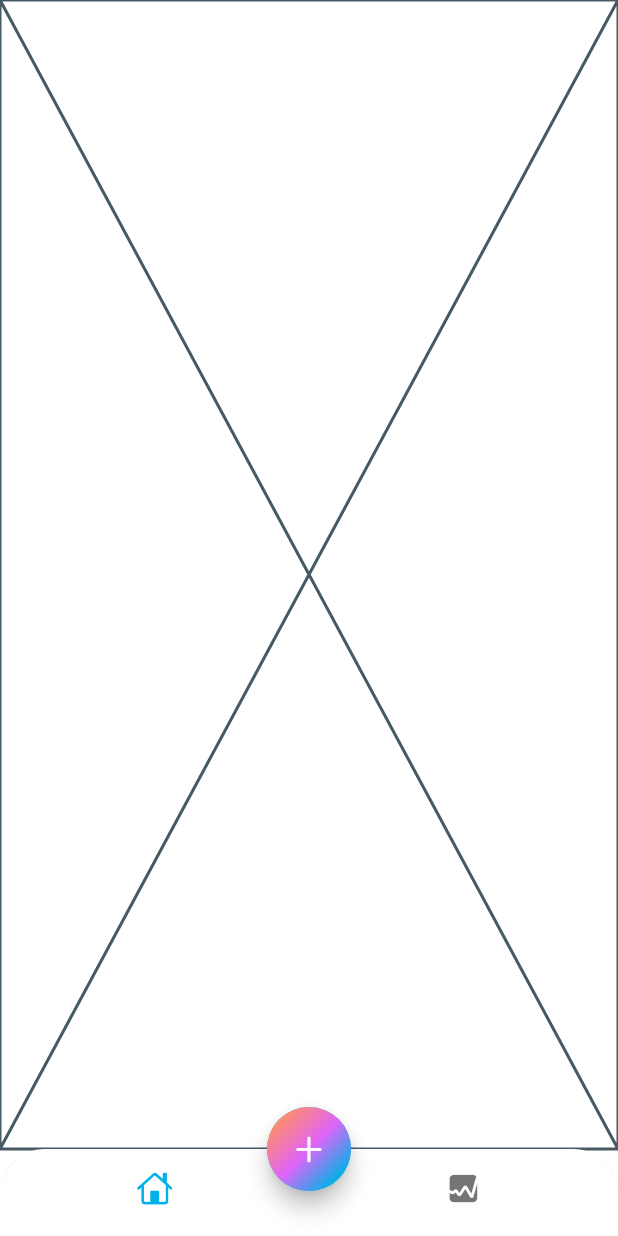
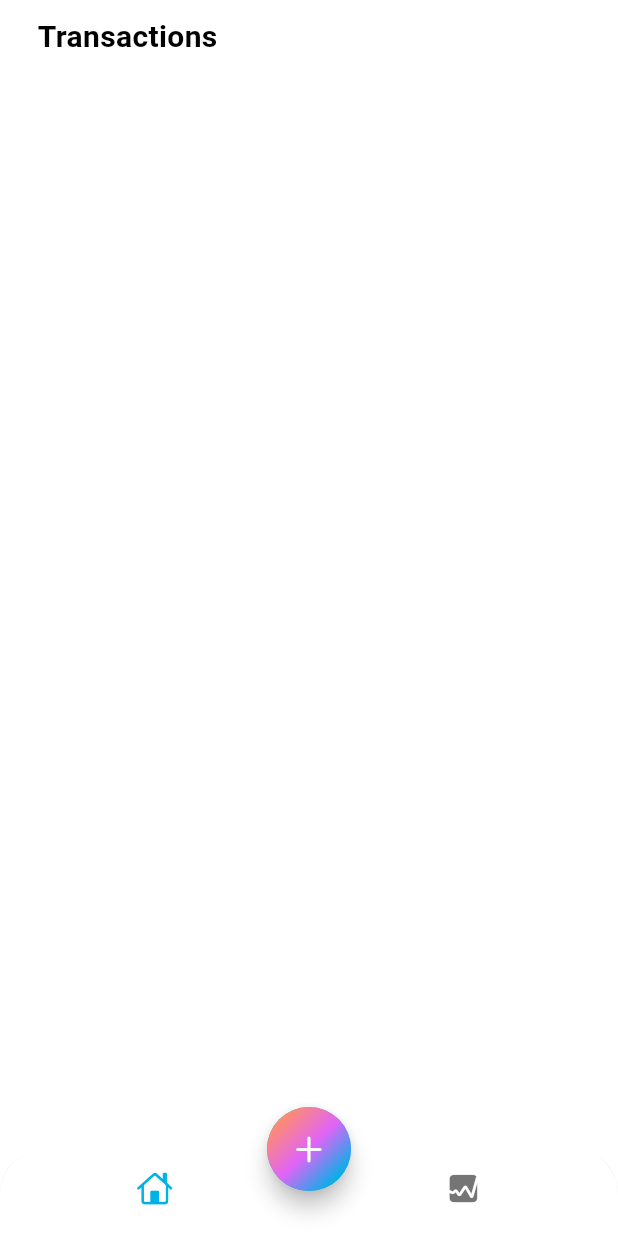
Before and after one commit to VinayaAugusthy/expendid, a Flutter app: the screen it shows after launch, item 2 of the bottom bar chosen, on a phone screen of 412 x 824 dp. Run offline on Flutter 3.47's test engine with Material 3 defaults, Android fonts, the phone set to English and light mode, and no system bars; our stand-ins replace fl_chart, font_awesome_flutter.

Commit message:
StatScreen done

```diff
--- a/lib/views/home/views/home_screen.dart
+++ b/lib/views/home/views/home_screen.dart
@@ -12,9 +12,16 @@ class HomeScreen extends StatefulWidget {
   State<HomeScreen> createState() => _HomeScreenState();
 }
 
-int index = 0;
+class _HomeScreenState extends State<HomeScreen> {
+  int index = 0;
+  late Color selectedItem;
+  Color unSelectedItem = Colors.grey;
+  @override
+  void initState() {
+    selectedItem = Theme.of(context).colorScheme.primary;
+    super.initState();
+  }
 
-class _HomeScreenState extends State<HomeScreen> {
   @override
   Widget build(BuildContext context) {
     return Scaffold(
--- a/lib/views/stats/stats.dart
+++ b/lib/views/stats/stats.dart
@@ -1,10 +1,41 @@
-import 'package:flutter/cupertino.dart';
+import 'package:fl_chart/fl_chart.dart';
+import 'package:flutter/material.dart';
+
 
 class StatScreen extends StatelessWidget {
   const StatScreen({super.key});
 
   @override
   Widget build(BuildContext context) {
-    return const Placeholder();
+    return SafeArea(
+      child: Padding(
+        padding: const EdgeInsets.symmetric(horizontal: 25.0, vertical: 10),
+        child: Column(
+          crossAxisAlignment: CrossAxisAlignment.start,
+          children: [
+            const Text(
+              'Transactions',
+              style: TextStyle(
+                fontSize: 20,
+                fontWeight: FontWeight.bold
+              ),
+            ),
+            const SizedBox(height: 20),
+            Container(
+              width: MediaQuery.of(context).size.width,
+              height: MediaQuery.of(context).size.width,
+              decoration: BoxDecoration(
+                color: Colors.white,
+                borderRadius: BorderRadius.circular(12)
+              ),
+              child: const Padding(
+                padding: EdgeInsets.fromLTRB(12, 20, 12, 12),
+                // child: MyChart(),
+              )
+            )
+          ],
+        ),
+      ),
+    );
   }
 }
```
